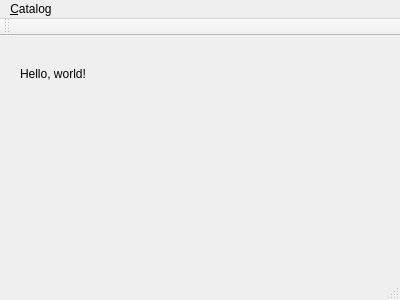
This is atlas/ui/views/mainwindow.ui in swiss-seismological-service/hermes as Qt 5 draws it before an edit. The edited form follows.
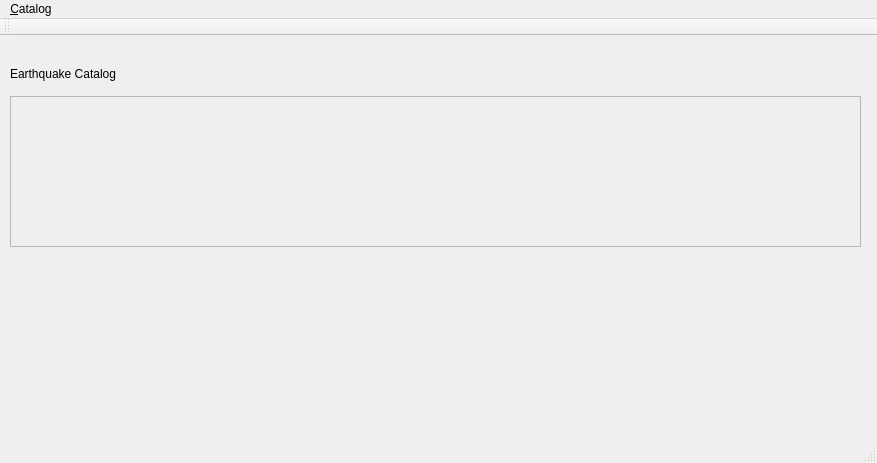
This is the edited form. Custom widgets are drawn as their Qt base class.

Commit message: Catalog now plots in main window

```diff
--- a/atlas/ui/views/mainwindow.ui
+++ b/atlas/ui/views/mainwindow.ui
@@ -6,8 +6,8 @@
    <rect>
     <x>0</x>
     <y>0</y>
-    <width>400</width>
-    <height>300</height>
+    <width>877</width>
+    <height>463</height>
    </rect>
   </property>
   <property name="windowTitle">
@@ -17,23 +17,49 @@
    <widget class="QLabel" name="label">
     <property name="geometry">
      <rect>
-      <x>20</x>
+      <x>10</x>
       <y>30</y>
-      <width>81</width>
+      <width>141</width>
       <height>16</height>
      </rect>
     </property>
     <property name="text">
-     <string>Hello, world!</string>
+     <string>Earthquake Catalog</string>
     </property>
    </widget>
+   <widget class="QFrame" name="frame">
+    <property name="geometry">
+     <rect>
+      <x>10</x>
+      <y>60</y>
+      <width>851</width>
+      <height>151</height>
+     </rect>
+    </property>
+    <property name="frameShape">
+     <enum>QFrame::StyledPanel</enum>
+    </property>
+    <property name="frameShadow">
+     <enum>QFrame::Raised</enum>
+    </property>
+    <widget class="SeismicityPlotWidget" name="catalog_plot" native="true">
+     <property name="geometry">
+      <rect>
+       <x>-1</x>
+       <y>-1</y>
+       <width>851</width>
+       <height>151</height>
+      </rect>
+     </property>
+    </widget>
+   </widget>
   </widget>
   <widget class="QMenuBar" name="menuBar">
    <property name="geometry">
     <rect>
      <x>0</x>
      <y>0</y>
-     <width>400</width>
+     <width>877</width>
      <height>22</height>
     </rect>
    </property>
@@ -68,6 +94,14 @@
   </action>
  </widget>
  <layoutdefault spacing="6" margin="11"/>
+ <customwidgets>
+  <customwidget>
+   <class>SeismicityPlotWidget</class>
+   <extends>QWidget</extends>
+   <header>plots</header>
+   <container>1</container>
+  </customwidget>
+ </customwidgets>
  <resources/>
  <connections/>
 </ui>
```
The commit also changes 10 other files.
